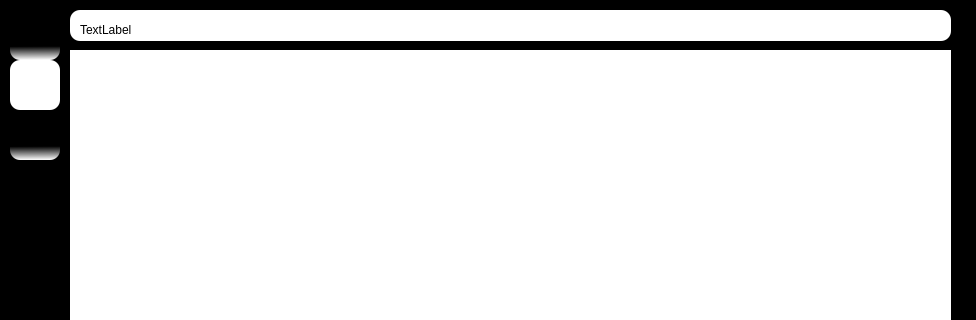
This is ui/watch.ui in xbinh47/PTI_TungNam_DaiKhang as Qt 5 draws it before an edit; both pictures show x 0 to 976 and y 0 to 320 of the 976 by 636 pixel window. The edited form follows.
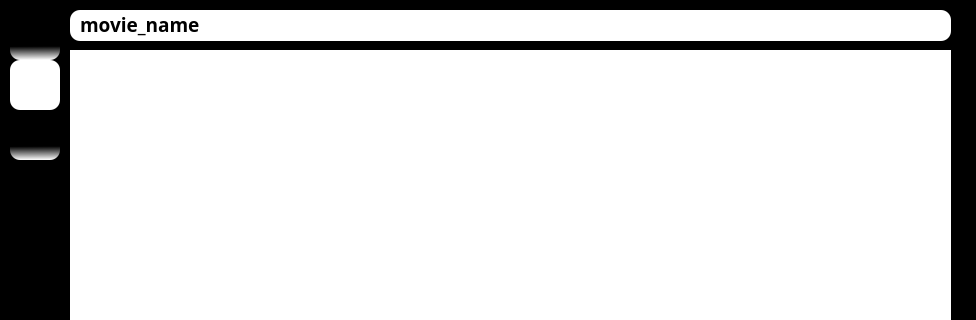
This is the edited form. Icons and pictures are not drawn.

Diff of the .ui file:
```diff
--- a/ui/watch.ui
+++ b/ui/watch.ui
@@ -267,13 +267,20 @@
       <property name="geometry">
        <rect>
         <x>10</x>
-        <y>10</y>
+        <y>-1</y>
         <width>861</width>
-        <height>20</height>
+        <height>31</height>
        </rect>
       </property>
+      <property name="font">
+       <font>
+        <family>Segoe UI Black</family>
+        <pointsize>14</pointsize>
+        <bold>true</bold>
+       </font>
+      </property>
       <property name="text">
-       <string>TextLabel</string>
+       <string>movie_name</string>
       </property>
      </widget>
     </widget>
```
